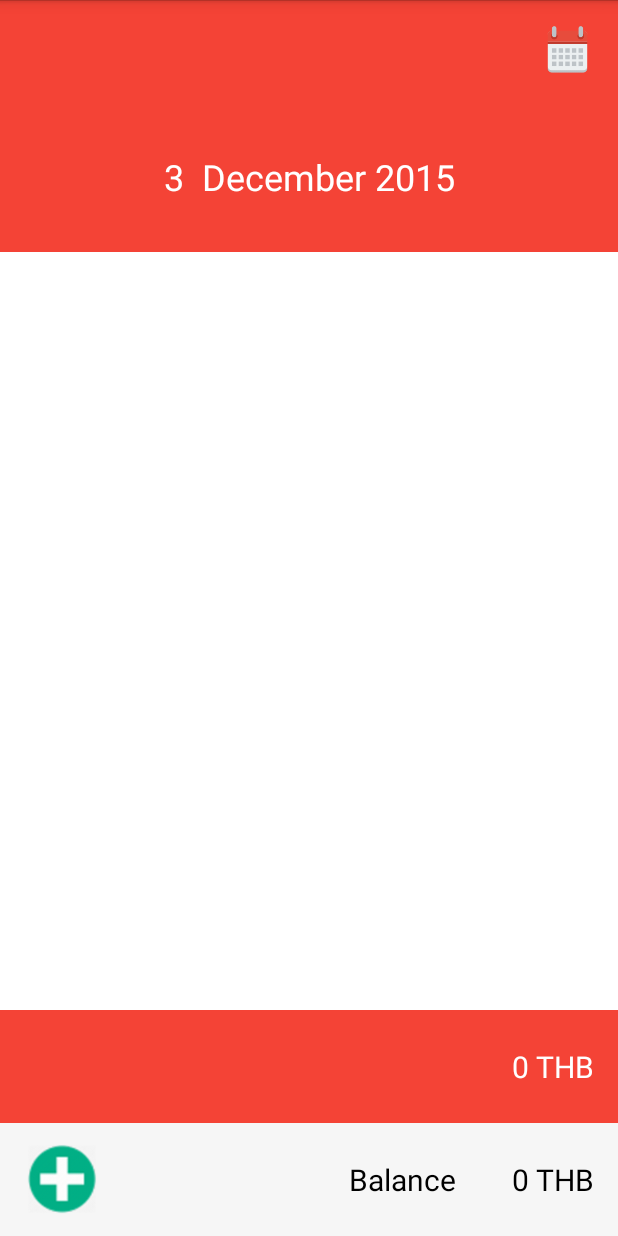
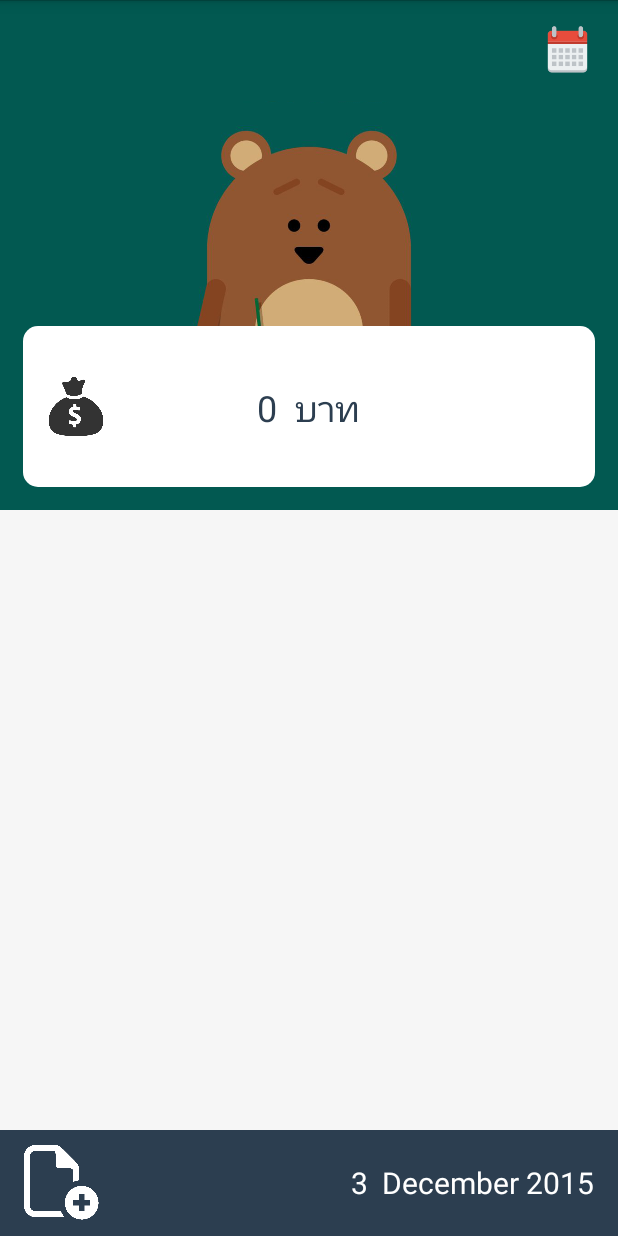
Before and after one commit to farmstyle1/plan-me, an Android app: the screen it shows after launch (MainActivity), on a phone screen of 412 x 824 dp. Run offline under Robolectric (Android 15) with nearby library versions, the phone set to English and light mode, and no system bars.

Commit message:
chang theme

```diff
--- a/app/src/main/java/com/pinbook/planme/Fragment/FragmentDay.java
+++ b/app/src/main/java/com/pinbook/planme/Fragment/FragmentDay.java
@@ -15,6 +15,7 @@ import android.view.LayoutInflater;
 import android.view.View;
 import android.view.ViewGroup;
 import android.widget.AdapterView;
+import android.widget.Button;
 import android.widget.ImageView;
 import android.widget.ListView;
 
@@ -36,9 +37,10 @@ public class FragmentDay extends DialogFragment  {
     private ArrayList<ListActivityModel> listActivityModel;
     private ListView listViewActivity;
     private ImageView addition, monthPicker;
-    private AutoResizeTextView txtTotal, txtBalance, txtDate;
+    private AutoResizeTextView txtTotal, txtBalance,txtDate;
     private ListActivityAdapter listActivityAdapter;
     private int balance, day, monthNum, year;
+
 
 
 
@@ -79,7 +81,12 @@ public class FragmentDay extends DialogFragment  {
                 builder.setPositiveButton(getString(android.R.string.ok), new DialogInterface.OnClickListener() {
                     @Override
                     public void onClick(DialogInterface dialog, int which) {
-                        Log.i("check", ls.getActivity());
+                        dbHelper.deleteActivity(ls.getId());
+                        int total = dbHelper.queryTotal();
+                        total-=ls.getPrice();
+                        dbHelper.updateTotal(total);
+                        onResume();
+
                     }
                 });
 
@@ -90,9 +97,9 @@ public class FragmentDay extends DialogFragment  {
             }
         });
 
-        txtBalance = (AutoResizeTextView)rootView.findViewById(R.id.balance);
-        txtTotal = (AutoResizeTextView) rootView.findViewById(R.id.total);
-        txtDate = (AutoResizeTextView) rootView.findViewById(R.id.date);
+        //txtBalance = (AutoResizeTextView)rootView.findViewById(R.id.balance);
+        txtTotal = (AutoResizeTextView) rootView.findViewById(R.id.date);
+        txtDate = (AutoResizeTextView) rootView.findViewById(R.id.total);
         txtDate.setText(day + "  " + monthName + " " + year);
 
         addition = (ImageView) rootView.findViewById(R.id.addition);
@@ -129,7 +136,7 @@ public class FragmentDay extends DialogFragment  {
             total*=-1;
         }
         balance = dbHelper.queryTotal();
-        txtBalance.setText("Balance        "+ String.valueOf(balance) + " THB");
-        txtTotal.setText(String.valueOf(total) + " THB");
+        //txtBalance.setText("Balance        "+ String.valueOf(balance) + " THB");
+        txtTotal.setText(String.valueOf(total) + "  บาท");
     }
 }
--- a/app/src/main/java/com/pinbook/planme/Fragment/FragmentExpenses.java
+++ b/app/src/main/java/com/pinbook/planme/Fragment/FragmentExpenses.java
@@ -63,6 +63,7 @@ public class FragmentExpenses extends Fragment {
                 if(txtListExpenses.matches("") || txtExpenses.matches("")) {
 
                 }else{
+
                     priceTag =Integer.parseInt(txtExpenses);
                     radioGroup = (RadioGroup)rootView.findViewById(R.id.radioGroup);
                     int radioButtonID = radioGroup.getCheckedRadioButtonId();
@@ -71,7 +72,6 @@ public class FragmentExpenses extends Fragment {
                     if(position==0){
                         priceTag*=-1;
                     }
-
                     dbHelper = new MyDBHelper(getContext());
                     total = dbHelper.queryTotal();
                     total+=priceTag;
--- a/app/src/main/java/com/pinbook/planme/MainActivity.java
+++ b/app/src/main/java/com/pinbook/planme/MainActivity.java
@@ -5,6 +5,7 @@ import android.app.DatePickerDialog.OnDateSetListener;
 import android.os.Bundle;
 import android.support.v4.app.FragmentActivity;
 import android.support.v4.view.ViewPager;
+import android.util.Log;
 import android.view.View;
 import android.widget.DatePicker;
 import android.widget.ImageView;
@@ -37,8 +38,9 @@ public class MainActivity extends FragmentActivity {
             year = years;
             dayOfMonth = day;
             monthName = monthArr[monthNum];
-
-
+            Calendar c = Calendar.getInstance();
+            c.set(year,monthNum,dayOfMonth);
+            monthMaxDays = c.getActualMaximum(Calendar.DAY_OF_MONTH);
             adapter = new DayAdapter(getSupportFragmentManager(), monthMaxDays, dayOfMonth, monthName, year, month);
             viewPager.setAdapter(adapter);
             viewPager.setCurrentItem(dayOfMonth - 1);
--- /dev/null
+++ b/app/src/main/res/drawable/board.xml
@@ -0,0 +1,6 @@
+<?xml version="1.0" encoding="utf-8"?>
+<shape xmlns:android="http://schemas.android.com/apk/res/android"
+    android:shape="rectangle">
+
+    <solid android:color="@color/white"/>
+    <corners android:radius="10dp"/> </shape>
--- a/app/src/main/res/drawable/button_ok.xml
+++ b/app/src/main/res/drawable/button_ok.xml
@@ -2,5 +2,6 @@
 <shape xmlns:android="http://schemas.android.com/apk/res/android"
     android:shape="rectangle">
 
-    <solid android:color="@color/holoColor"/>
-    <corners android:radius="10dp"/> </shape>
+    <solid android:color="@color/oldgreen" />
+    <corners android:radius="10dp" />
+</shape>
--- a/app/src/main/res/layout/activity_main.xml
+++ b/app/src/main/res/layout/activity_main.xml
@@ -2,10 +2,14 @@
     xmlns:tools="http://schemas.android.com/tools"
     android:layout_width="match_parent"
     android:layout_height="match_parent"
-    android:background="@color/red"
+    android:background="@color/gray"
     tools:context="${relativePackage}.${activityClass}">
 
-
+    <FrameLayout
+        android:id="@+id/frameHead"
+        android:layout_width="fill_parent"
+        android:layout_height="wrap_content"
+        android:background="@color/oldgreen">
         <ImageView
             android:layout_gravity="right"
             android:id="@+id/monthPicker"
@@ -15,11 +19,14 @@
             android:src="@drawable/calendar"
             android:layout_alignParentRight="true"/>
 
+    </FrameLayout>
+
+
 
     <android.support.v4.view.ViewPager
         android:id="@+id/pager"
 
-        android:layout_below="@+id/monthPicker"
+        android:layout_below="@+id/frameHead"
         android:layout_width="match_parent"
         android:layout_height="match_parent"
         >
--- a/app/src/main/res/layout/fragment_day.xml
+++ b/app/src/main/res/layout/fragment_day.xml
@@ -1,85 +1,119 @@
 <LinearLayout xmlns:android="http://schemas.android.com/apk/res/android"
     android:id="@+id/linear_layout"
-    android:orientation="vertical"
     android:layout_width="match_parent"
     android:layout_height="match_parent"
-    android:background="#fff">
+    android:background="@color/gray"
+    android:orientation="vertical">
+
+    <LinearLayout
+        android:id="@+id/cover"
+        android:layout_width="fill_parent"
+        android:layout_height="150dp"
+        android:background="@color/oldgreen">
+
+        <ImageView
+            android:layout_width="fill_parent"
+            android:layout_height="fill_parent"
+            android:src="@drawable/bear" />
+
+
+    </LinearLayout>
 
     <LinearLayout
         android:id="@+id/topLayout"
         android:layout_width="fill_parent"
-        android:layout_height="0dp"
+        android:layout_height="40dp"
         android:layout_weight="4"
-        android:orientation="vertical">
+        android:orientation="vertical"
+        android:background="@color/oldgreen">
+
+
+        <FrameLayout
+            android:layout_width="fill_parent"
+            android:layout_height="fill_parent"
+            android:layout_marginLeft="15dp"
+            android:layout_marginRight="15dp"
+            android:layout_marginBottom="15dp"
+            android:orientation="horizontal"
+            android:background="@drawable/board">
+
+            <ImageView
+                android:layout_marginLeft="15dp"
+                android:layout_width="40dp"
+                android:layout_height="fill_parent"
+                android:src="@drawable/money_bag"/>
+
+            <com.pinbook.planme.AutoResizeTextView
+                android:id="@+id/date"
+                android:layout_width="wrap_content"
+                android:layout_height="wrap_content"
+                android:layout_weight="2"
+                android:gravity="center"
+                android:layout_gravity="center"
+                android:text="Board"
+                android:textColor="@color/blackblue"
+                android:textSize="24sp" />
+        </FrameLayout>
 
 
 
-        <com.pinbook.planme.AutoResizeTextView
-            android:id="@+id/date"
-            android:layout_width="fill_parent"
-            android:layout_height="fill_parent"
-            android:layout_weight="2"
-            android:gravity="center"
-            android:background="@color/red"
-            android:textColor="@color/white"
-            android:textSize="24sp"
-            />
-
     </LinearLayout>
-
-
 
 
     <ListView
         android:id="@+id/listViewActivity"
         android:layout_width="fill_parent"
         android:layout_height="0dp"
-        android:layout_weight="20"
-        android:layout_below="@+id/lisViewHead"></ListView>
-    <LinearLayout
+        android:layout_below="@+id/topLayout"
+        android:layout_weight="20"></ListView>
+
+   <!-- <LinearLayout
         android:id="@+id/totalLayout"
         android:layout_width="fill_parent"
         android:layout_height="50sp"
         android:layout_weight="1"
-        android:background="@color/red">
+        android:background="@color/blackblue">
 
         <com.pinbook.planme.AutoResizeTextView
             android:id="@+id/total"
-            android:gravity="right"
-            android:layout_gravity="center"
-            android:padding="@dimen/activity_vertical_margin"
             android:layout_width="fill_parent"
             android:layout_height="wrap_content"
-            android:textSize="20sp"
+            android:layout_gravity="center"
+            android:gravity="right"
+            android:padding="@dimen/activity_vertical_margin"
             android:text="Total"
-            android:textColor="@color/white"/>
+            android:textColor="@color/white"
+            android:textSize="20sp" />
 
     </LinearLayout>
+    -->
 
     <LinearLayout
         android:id="@+id/bottomLayout"
-        android:background="@color/gray"
-        android:orientation="horizontal"
+        android:layout_width="fill_parent"
+        android:layout_height="50sp"
         android:layout_weight="1"
-        android:layout_width="fill_parent"
-        android:layout_height="50sp">
+        android:background="@color/blackblue"
+        android:orientation="horizontal">
+
         <ImageView
-            android:layout_marginLeft="@dimen/activity_vertical_margin"
-            android:layout_gravity="center"
             android:id="@+id/addition"
             android:layout_width="50dp"
             android:layout_height="50dp"
-            android:src="@drawable/addition"/>
+            android:layout_gravity="center"
+            android:layout_marginLeft="@dimen/activity_vertical_margin"
+            android:src="@drawable/add_file_white" />
+
         <com.pinbook.planme.AutoResizeTextView
-            android:id="@+id/balance"
-            android:gravity="right"
-            android:layout_gravity="center"
-            android:padding="@dimen/activity_vertical_margin"
+            android:id="@+id/total"
             android:layout_width="fill_parent"
             android:layout_height="wrap_content"
-            android:textSize="20sp"
-            android:text="Balance"
-            android:textColor="@color/black"/>
+            android:layout_gravity="center"
+            android:gravity="right"
+            android:padding="@dimen/activity_vertical_margin"
+            android:text="Total"
+            android:textColor="@color/white"
+            android:textSize="20sp" />
     </LinearLayout>
 
 
--- a/app/src/main/res/layout/fragment_expense.xml
+++ b/app/src/main/res/layout/fragment_expense.xml
@@ -29,6 +29,7 @@
             android:id="@+id/expenses"
             android:layout_width="fill_parent"
             android:layout_height="wrap_content"
+            android:inputType="number"
             android:hint="จำนวน"/>
 
     </LinearLayout>
@@ -85,7 +86,7 @@
             android:layout_height="wrap_content"
             android:background="@drawable/button_cancel"
             android:text="Cancel"
-            android:textColor="@color/holoColor"/>
+            android:textColor="@color/oldgreen"/>
     </LinearLayout>
 
 </RelativeLayout>
--- a/app/src/main/res/values/colors.xml
+++ b/app/src/main/res/values/colors.xml
@@ -9,6 +9,8 @@
     <color name="holoColor">#33b5e5</color>
     <color name="red">#F44336</color>
     <color name="red2">#D32F2F</color>
+    <color name="blackblue">#2C3E50</color>
+    <color name="oldgreen">#025951</color>
 
 
 
```
Also changed, not shown: app/src/main/java/com/pinbook/planme/DB/MyDBHelper.java (+8 -1 lines), app/src/main/java/com/pinbook/planme/Model/ListActivityModel.java (+11 -1 lines), app/src/main/res/drawable/button_cancel.xml (+6 -3 lines), app/src/main/res/layout/adapter_list_activity.xml (+8 -4 lines), app/src/main/res/drawable/add_file.png (added), app/src/main/res/drawable/add_file_white.png (added), app/src/main/res/drawable/bear.png (added), app/src/main/res/drawable/money_bag.png (added), 210 other files. Lines whose indentation alone changed are shown as unchanged.
